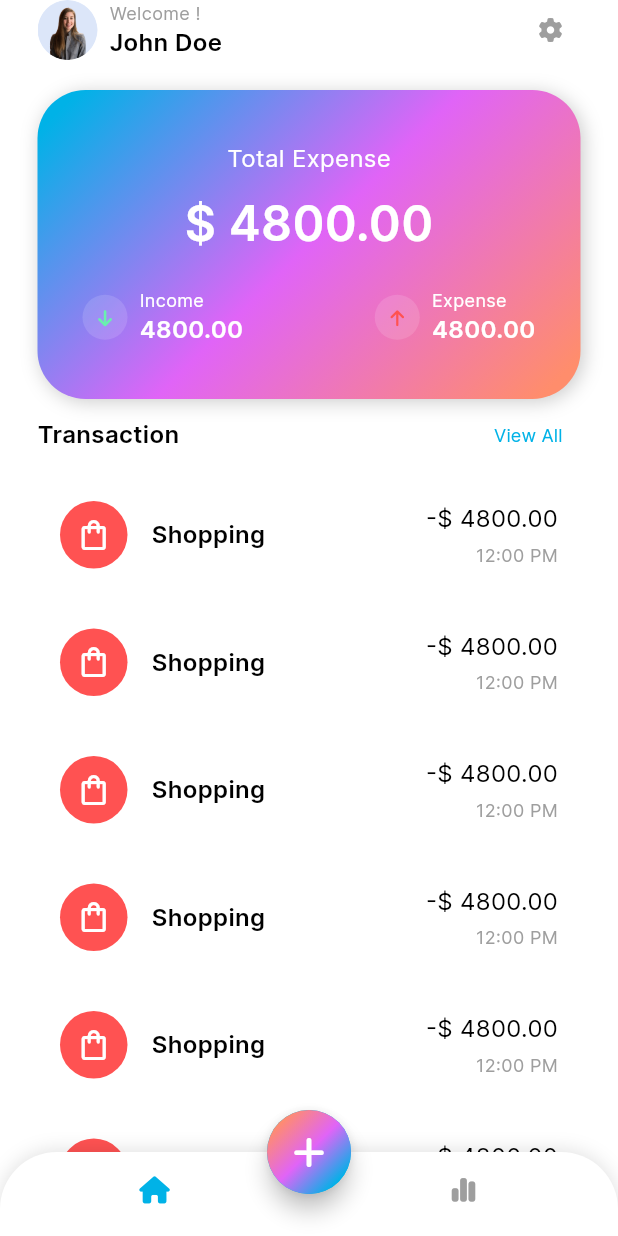
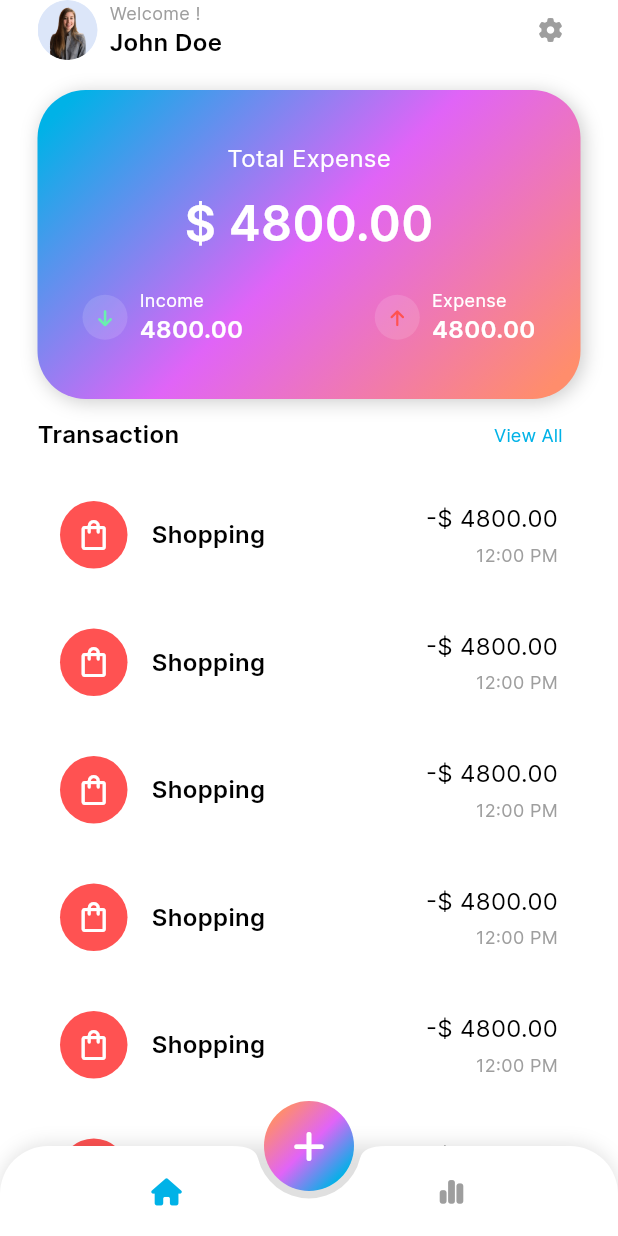
Before and after one commit to haithemnini/daily_expense_tracker_app, a Flutter app: the screen it shows after launch, on a phone screen of 412 x 824 dp. Run offline on Flutter 3.47's test engine with Material 3 defaults, Android fonts, the phone set to English and light mode, and no system bars; drawn by our look-alikes of flutter_speed_dial; our stand-ins replace bloc, firebase_core, flutter_bloc, flutter_screenutil, font_awesome_flutter, get_it; accounts and stored records are empty.

Commit message:
- added  flutter_speed_dial libray - updated home view desgin without logic

```diff
--- a/lib/features/home/home_view.dart
+++ b/lib/features/home/home_view.dart
@@ -1,12 +1,8 @@
-import 'dart:math';
+import 'package:flutter/material.dart';
 
-import 'package:flutter/material.dart';
-import 'package:font_awesome_flutter/font_awesome_flutter.dart';
-
-import '../../core/extensions/extensions.dart';
 import 'main/main_view.dart';
 import 'stat/stat_view.dart';
-import 'widget/app_bottom_nav_bar.dart';
+import 'widgets/widgets.dart';
 
 class HomeView extends StatefulWidget {
   const HomeView({super.key});
@@ -28,7 +24,7 @@ class _HomeViewState extends State<HomeView> {
         currentIndex: _currentIndex,
         onTabTapped: (int index) => setState(() => _currentIndex = index),
       ),
-      floatingActionButton: _buildFAB(context),
+      floatingActionButton: const AppFloatingActionButton(),
       floatingActionButtonLocation: FloatingActionButtonLocation.centerDocked,
       body: Padding(
         padding: const EdgeInsets.symmetric(horizontal: 25),
@@ -36,28 +32,4 @@ class _HomeViewState extends State<HomeView> {
       ),
     );
   }
-
-  _buildFAB(BuildContext context) {
-    return FloatingActionButton(
-      shape: const CircleBorder(),
-      // elevation: 0,
-      onPressed: () {},
-      child: Container(
-        height: 60,
-        width: 60,
-        decoration: BoxDecoration(
-          shape: BoxShape.circle,
-          gradient: LinearGradient(
-            colors: [
-              context.colorScheme.tertiary,
-              context.colorScheme.secondary,
-              context.colorScheme.primary,
-            ],
-            transform: const GradientRotation(pi / 4),
-          ),
-        ),
-        child: const Icon(FontAwesomeIcons.plus),
-      ),
-    );
-  }
 }
--- a/lib/features/home/main/widget/widget.dart
+++ b/lib/features/home/main/widget/widget.dart
@@ -1,4 +1,4 @@
 export './expense_card.dart';
 export './header_app.dart';
-export 'header_transaction.dart';
 export './profile_icon.dart';
+export './header_transaction.dart';
--- a/lib/features/home/stat/stat_view.dart
+++ b/lib/features/home/stat/stat_view.dart
@@ -1,4 +1,4 @@
-import 'package:daily_expense_tracker_app/core/extensions/extensions.dart';
+import '../../../core/extensions/extensions.dart';
 import 'package:flutter/material.dart';
 import 'package:font_awesome_flutter/font_awesome_flutter.dart';
 
--- a/lib/features/home/widget/app_bottom_nav_bar.dart
+++ /dev/null
@@ -1,55 +0,0 @@
-import 'package:flutter/material.dart';
-import 'package:font_awesome_flutter/font_awesome_flutter.dart';
-
-import '../../../core/extensions/devices_extension.dart';
-
-class AppBottomNavBar extends StatelessWidget {
-  const AppBottomNavBar({
-    super.key,
-    required this.currentIndex,
-    required this.onTabTapped,
-  });
-
-  final int currentIndex;
-  final Function(int) onTabTapped;
-
-  @override
-  Widget build(BuildContext context) {
-    return Container(
-      // height: 72,
-      clipBehavior: Clip.antiAlias,
-      decoration: const BoxDecoration(
-        borderRadius: BorderRadius.vertical(top: Radius.circular(38)),
-        boxShadow: [
-          BoxShadow(
-            color: Colors.black12,
-            blurRadius: 10,
-            offset: Offset(0, -1),
-          ),
-        ],
-      ),
-      child: BottomNavigationBar(
-        iconSize: 18,
-        elevation: 0,
-        showSelectedLabels: false,
-        showUnselectedLabels: false,
-        selectedItemColor: context.colorScheme.primary,
-        unselectedItemColor: context.colorScheme.outline,
-        backgroundColor: context.colorScheme.surface,
-        type: BottomNavigationBarType.fixed,
-        currentIndex: currentIndex,
-        onTap: (index) => onTabTapped(index),
-        items: const [
-          BottomNavigationBarItem(
-            icon: FaIcon(FontAwesomeIcons.house),
-            label: 'Home',
-          ),
-          BottomNavigationBarItem(
-            icon: FaIcon(FontAwesomeIcons.chartSimple),
-            label: 'Analytics',
-          ),
-        ],
-      ),
-    );
-  }
-}
--- /dev/null
+++ b/lib/features/home/widgets/app_bottom_nav_bar.dart
@@ -0,0 +1,57 @@
+import 'package:flutter/material.dart';
+import 'package:font_awesome_flutter/font_awesome_flutter.dart';
+
+import '../../../core/extensions/devices_extension.dart';
+
+class AppBottomNavBar extends StatelessWidget {
+  const AppBottomNavBar({
+    super.key,
+    required this.currentIndex,
+    required this.onTabTapped,
+  });
+
+  final int currentIndex;
+  final Function(int) onTabTapped;
+
+  @override
+  Widget build(BuildContext context) {
+    return Container(
+      clipBehavior: Clip.antiAlias,
+      decoration: const BoxDecoration(
+        borderRadius: BorderRadius.vertical(top: Radius.circular(32)),
+        boxShadow: [
+          BoxShadow(
+            color: Colors.black12,
+            blurRadius: 10,
+            offset: Offset(0, -1),
+          ),
+        ],
+      ),
+      child: BottomAppBar(
+        height: 60,
+        elevation: 0,
+        notchMargin: 5,
+        shape: const CircularNotchedRectangle(),
+        child: Row(
+          mainAxisAlignment: MainAxisAlignment.spaceAround,
+          children: [
+            IconButton(
+              icon: const FaIcon(FontAwesomeIcons.house, size: 18),
+              onPressed: () => onTabTapped(0),
+              color: currentIndex == 0
+                  ? context.colorScheme.primary
+                  : context.colorScheme.outline,
+            ),
+            IconButton(
+              icon: const FaIcon(FontAwesomeIcons.chartSimple, size: 18),
+              onPressed: () => onTabTapped(1),
+              color: currentIndex == 1
+                  ? context.colorScheme.primary
+                  : context.colorScheme.outline,
+            ),
+          ],
+        ),
+      ),
+    );
+  }
+}
--- /dev/null
+++ b/lib/features/home/widgets/app_floating_action_button.dart
@@ -0,0 +1,70 @@
+import 'dart:math';
+
+import 'package:flutter_speed_dial/flutter_speed_dial.dart';
+
+import '../../../core/extensions/extensions.dart';
+import 'package:flutter/material.dart';
+import 'package:font_awesome_flutter/font_awesome_flutter.dart';
+
+class AppFloatingActionButton extends StatelessWidget {
+  const AppFloatingActionButton({
+    super.key,
+  });
+
+  @override
+  Widget build(BuildContext context) {
+    return Container(
+      height: 60,
+      width: 60,
+      decoration: BoxDecoration(
+        shape: BoxShape.circle,
+        gradient: LinearGradient(
+          colors: [
+            context.colorScheme.tertiary,
+            context.colorScheme.secondary,
+            context.colorScheme.primary,
+          ],
+          transform: const GradientRotation(pi / 4),
+        ),
+      ),
+      child: SpeedDial(
+        elevation: 0,
+        overlayOpacity: 0.5,
+        backgroundColor: Colors.transparent,
+        overlayColor: Colors.black.withOpacity(0.5),
+        icon: FontAwesomeIcons.plus,
+        activeIcon: FontAwesomeIcons.xmark,
+        activeBackgroundColor: Colors.transparent,
+        activeForegroundColor: Colors.transparent,
+        direction: SpeedDialDirection.up,
+        spacing: 10,
+        children: [
+          SpeedDialChild(
+            child: const Icon(FontAwesomeIcons.arrowUp, size: 18),
+            backgroundColor: context.colorScheme.surface,
+            foregroundColor: context.colorScheme.onSurface,
+            shape: const CircleBorder(),
+            onTap: () {
+              debugPrint('Add Icome');
+              // Navigator.of(context).pushNamed(
+              //   AppRoutes.addIncomeScreen,
+              // );
+            },
+          ),
+          SpeedDialChild(
+            child: const Icon(FontAwesomeIcons.arrowDown, size: 18),
+            backgroundColor: context.colorScheme.surface,
+            foregroundColor: context.colorScheme.onSurface,
+            shape: const CircleBorder(),
+            onTap: () {
+              debugPrint('Add Icome');
+              // Navigator.of(context).pushNamed(
+              //   AppRoutes.addExpenseScreen,
+              // );
+            },
+          ),
+        ],
+      ),
+    );
+  }
+}
--- /dev/null
+++ b/lib/features/home/widgets/widgets.dart
@@ -0,0 +1,2 @@
+export './app_bottom_nav_bar.dart';
+export './app_floating_action_button.dart';
--- a/pubspec.yaml
+++ b/pubspec.yaml
@@ -17,6 +17,7 @@ dependencies:
     sdk: flutter
   flutter_bloc: ^8.1.3
   flutter_screenutil: ^5.9.0
+  flutter_speed_dial: ^7.0.0
   flutter_styled_toast: ^2.2.1
   font_awesome_flutter: ^10.6.0
   freezed: ^2.4.6
```
Also changed, not shown: assets/images/profile copy.png (deleted), pubspec.lock.
